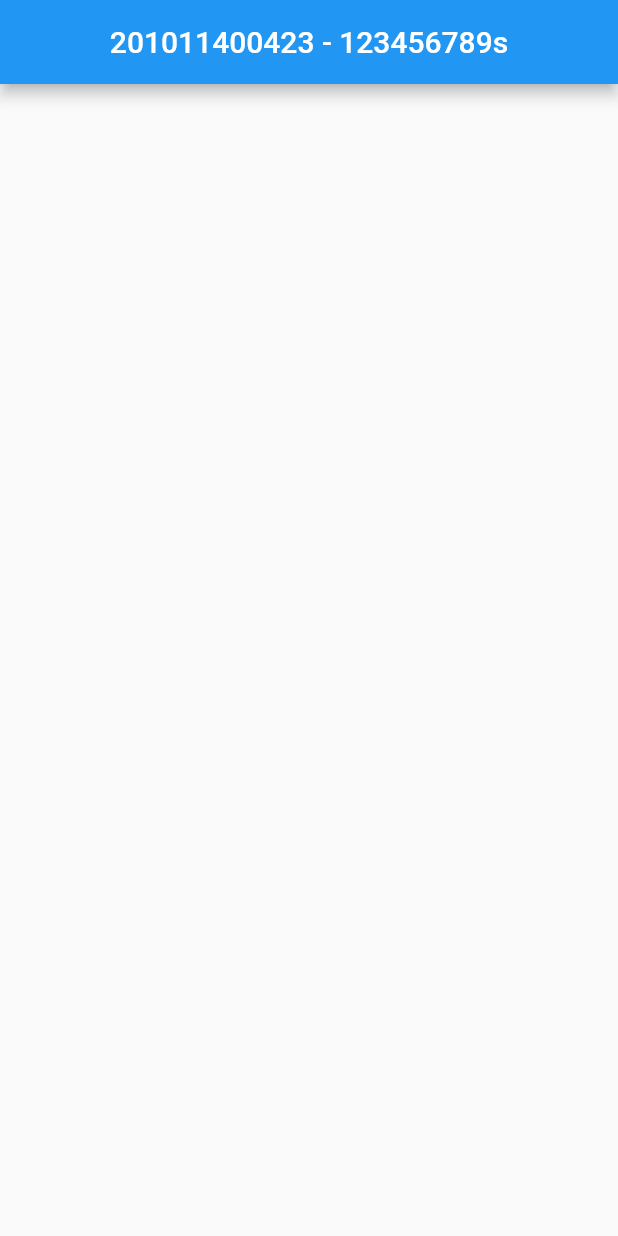
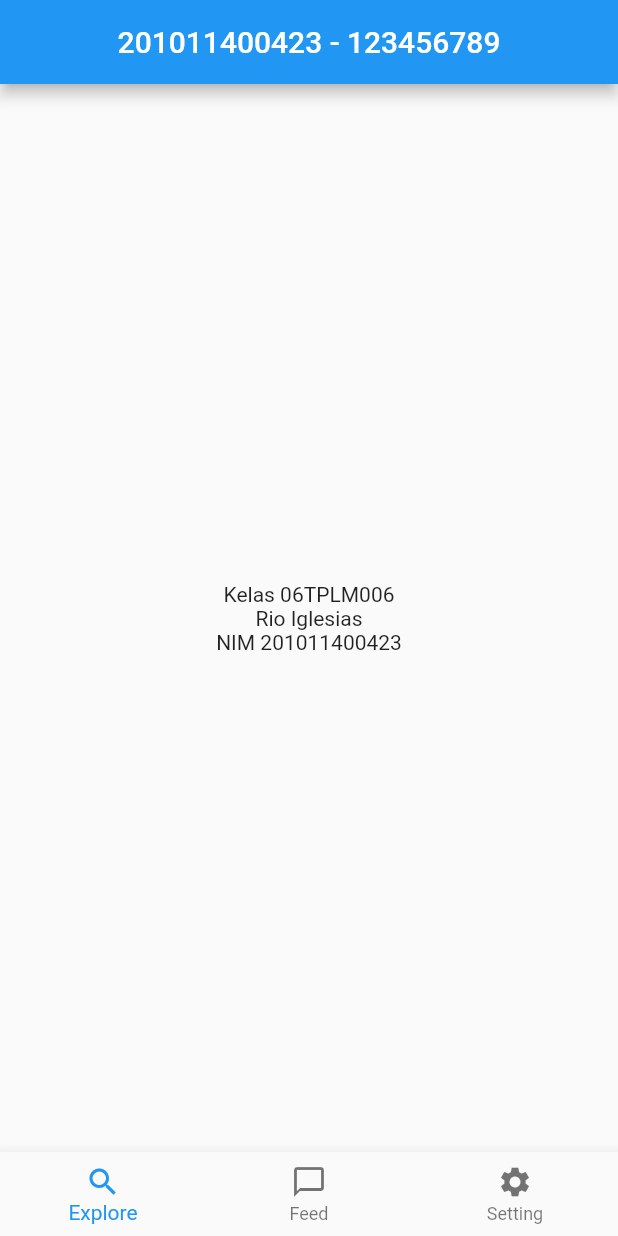
Before and after one commit to MrRigg/Unpam, a Flutter app: the screen it shows after launch, on a phone screen of 412 x 824 dp. Run offline on Flutter 3.47's test engine with Material 2 defaults, Android fonts, the phone set to English and light mode, and no system bars.

Commit message:
Tugas Pertemuan 2

```diff
--- a/Mobile Programming/2/pertemuan2/lib/main.dart
+++ b/Mobile Programming/2/pertemuan2/lib/main.dart
@@ -26,8 +26,40 @@ class _MyHomePagesState extends State<MyHomePages> {
       appBar: AppBar(
         centerTitle: true,
         title: Text(
-          "201011400423 - 123456789s",
+          "201011400423 - 123456789",
         ),
+      ),
+      body: Center(
+        child: Column(
+          mainAxisAlignment: MainAxisAlignment.center,
+          children: [
+            Text("Kelas 06TPLM006"),
+            Text("Rio Iglesias"),
+            Text("NIM 201011400423"),
+          ],
+        ),
+      ),
+      bottomNavigationBar: BottomNavigationBar(
+        items: const [
+          BottomNavigationBarItem(
+            icon: Icon(
+              Icons.search,
+            ),
+            label: "Explore",
+          ),
+          BottomNavigationBarItem(
+            icon: Icon(
+              Icons.messenger_outline,
+            ),
+            label: "Feed",
+          ),
+          BottomNavigationBarItem(
+            icon: Icon(
+              Icons.settings,
+            ),
+            label: "Setting",
+          ),
+        ],
       ),
     );
   }
```
Also changed, not shown: Mobile Programming/2/Tugas Pertemuan 2.png (added).
